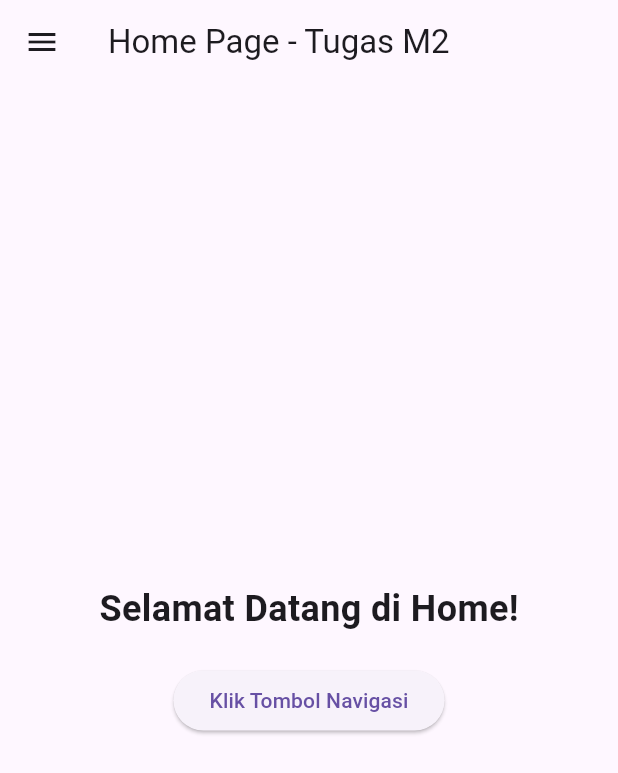
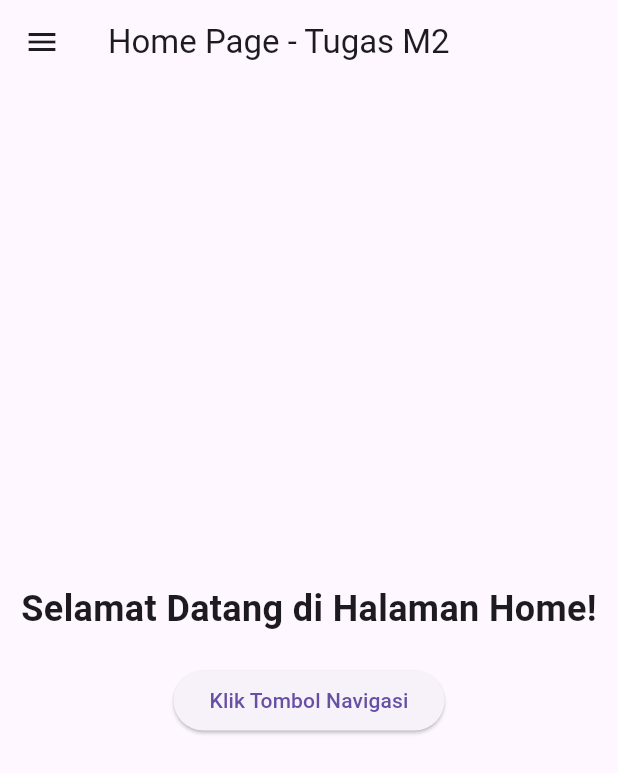
Before and after one commit to MeraditaWahyuWijaya/tugasinternm2, a Flutter app: the screen it shows after launch, on a phone screen of 412 x 824 dp. Shown: the top 773 px of the screen. Run offline on Flutter 3.47's test engine with Material 3 defaults, Android fonts, the phone set to English and light mode, and no system bars.

```diff
--- a/lib/main.dart
+++ b/lib/main.dart
@@ -52,7 +52,7 @@ class HomeScreen extends StatelessWidget {
           mainAxisAlignment: MainAxisAlignment.center,
           children: [
             Text(
-              'Selamat Datang di Home!',// Mera menambahkan kata selamat datang pada halaman home
+              'Selamat Datang di Halaman Home!',// Mera menambahkan kata selamat datang pada halaman home
               style: TextStyle(fontSize: 24, fontWeight: FontWeight.bold),
             ),
             SizedBox(height: 20),
```
